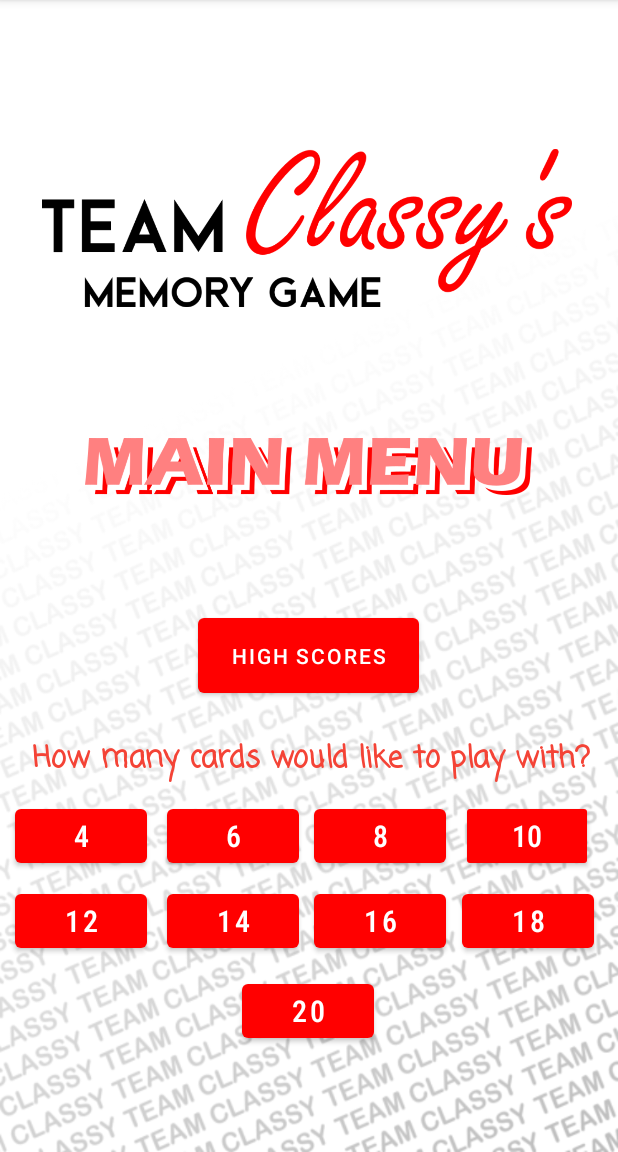
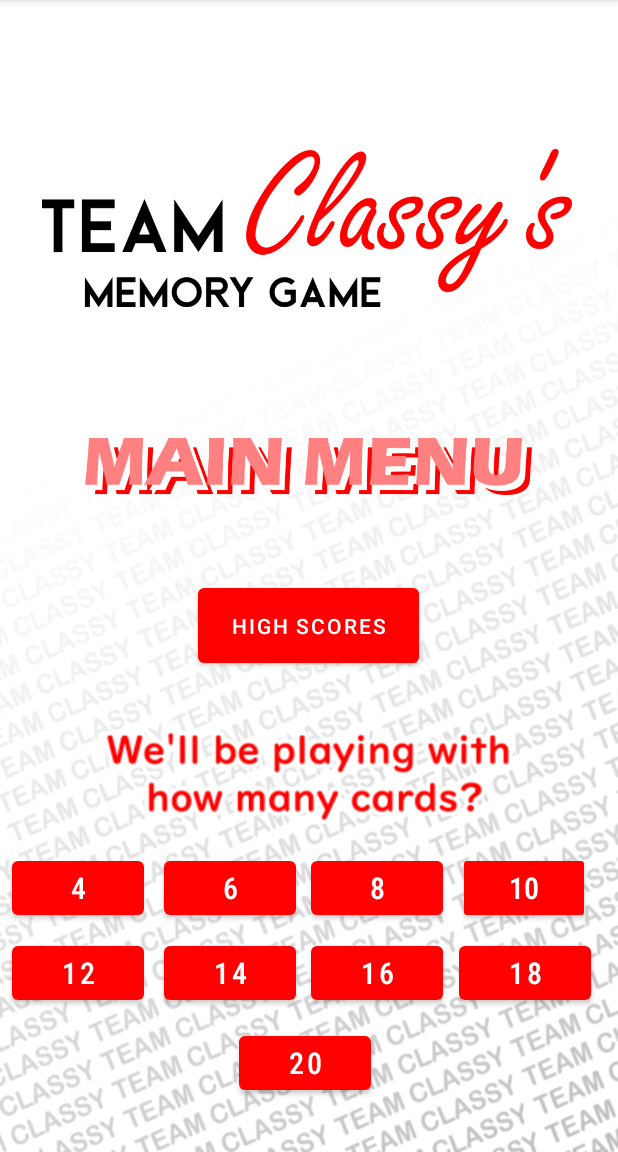
Before and after one commit to ShaneBaxter831/CS2450_AndroidMemoryGame, an Android app: the screen it shows after launch (MainActivity), on a phone screen of 412 x 824 dp, the part 84-1236 px from its top. Run offline under Robolectric (Android 15) with nearby library versions, the phone set to English and light mode, and no system bars.

Commit message:
Replaced main menu question with a .png matching the style of the game. Also fixed the location of buttons that were pushed off screen when I put in new image assets.

```diff
--- a/MyApplication/app/src/main/res/layout-land/activity_main.xml
+++ b/MyApplication/app/src/main/res/layout-land/activity_main.xml
@@ -13,29 +13,11 @@
         android:layout_height="70dp"
         app:layout_constraintBottom_toBottomOf="parent"
         app:layout_constraintEnd_toEndOf="parent"
-        app:layout_constraintHorizontal_bias="0.092"
+        app:layout_constraintHorizontal_bias="0.069"
         app:layout_constraintStart_toStartOf="parent"
         app:layout_constraintTop_toTopOf="parent"
-        app:layout_constraintVertical_bias="0.114"
+        app:layout_constraintVertical_bias="0.046"
         app:srcCompat="@drawable/mainmenu" />
-
-    <TextView
-        android:id="@+id/startText"
-        android:layout_width="394dp"
-        android:layout_height="50dp"
-        android:fontFamily="casual"
-        android:text="@string/cards_select"
-        android:textAlignment="center"
-        android:textAppearance="@style/TextAppearance.AppCompat.Large"
-        android:textColor="#F44336"
-        android:textSize="20sp"
-        android:textStyle="bold"
-        app:layout_constraintBottom_toBottomOf="parent"
-        app:layout_constraintEnd_toEndOf="parent"
-        app:layout_constraintHorizontal_bias="0.032"
-        app:layout_constraintStart_toStartOf="parent"
-        app:layout_constraintTop_toTopOf="parent"
-        app:layout_constraintVertical_bias="0.396" />
 
     <Button
         android:id="@+id/twentyCards"
@@ -98,12 +80,14 @@
         android:layout_width="wrap_content"
         android:layout_height="wrap_content"
         android:layout_marginStart="16dp"
-        android:layout_marginTop="8dp"
+        android:layout_marginTop="20dp"
         android:fontFamily="sans-serif-condensed-medium"
         android:text="@string/_4"
         android:textSize="20sp"
+        app:layout_constraintBottom_toBottomOf="parent"
         app:layout_constraintStart_toStartOf="parent"
-        app:layout_constraintTop_toBottomOf="@+id/startText" />
+        app:layout_constraintTop_toBottomOf="@+id/imageView4"
+        app:layout_constraintVertical_bias="0.0" />
 
     <Button
         android:id="@+id/eighteenCards"
@@ -142,12 +126,12 @@
         android:id="@+id/toHighScores"
         android:layout_width="147dp"
         android:layout_height="62dp"
-        android:layout_marginTop="332dp"
+        android:layout_marginTop="112dp"
         android:text="High Scores"
         app:layout_constraintEnd_toEndOf="parent"
-        app:layout_constraintHorizontal_bias="0.882"
-        app:layout_constraintStart_toEndOf="@+id/imageView"
-        app:layout_constraintTop_toTopOf="parent" />
+        app:layout_constraintHorizontal_bias="0.91"
+        app:layout_constraintStart_toEndOf="@+id/twentyCards"
+        app:layout_constraintTop_toBottomOf="@+id/imageView2" />
 
     <ImageView
         android:id="@+id/imageView2"
@@ -159,4 +143,15 @@
         app:layout_constraintTop_toTopOf="parent"
         app:srcCompat="@drawable/memorygameteamclassy" />
 
+    <ImageView
+        android:id="@+id/imageView4"
+        android:layout_width="282dp"
+        android:layout_height="61dp"
+        android:layout_marginTop="4dp"
+        app:layout_constraintEnd_toEndOf="@+id/imageView"
+        app:layout_constraintHorizontal_bias="0.437"
+        app:layout_constraintStart_toStartOf="@+id/imageView"
+        app:layout_constraintTop_toBottomOf="@+id/imageView"
+        app:srcCompat="@drawable/playcardsquestion" />
+
 </androidx.constraintlayout.widget.ConstraintLayout>
--- a/MyApplication/app/src/main/res/layout/activity_main.xml
+++ b/MyApplication/app/src/main/res/layout/activity_main.xml
@@ -7,23 +7,19 @@
     android:background="@drawable/classybackground"
     tools:context=".MainActivity">
 
-    <TextView
-        android:id="@+id/startText"
-        android:layout_width="394dp"
-        android:layout_height="50dp"
-        android:fontFamily="casual"
-        android:text="@string/cards_select"
-        android:textAlignment="center"
-        android:textAppearance="@style/TextAppearance.AppCompat.Large"
-        android:textColor="#F44336"
+    <Button
+        android:id="@+id/fourCards"
+        android:layout_width="wrap_content"
+        android:layout_height="wrap_content"
+        android:fontFamily="sans-serif-condensed-medium"
+        android:text="@string/_4"
         android:textSize="20sp"
-        android:textStyle="bold"
         app:layout_constraintBottom_toBottomOf="parent"
         app:layout_constraintEnd_toEndOf="parent"
-        app:layout_constraintHorizontal_bias="0.588"
+        app:layout_constraintHorizontal_bias="0.024"
         app:layout_constraintStart_toStartOf="parent"
         app:layout_constraintTop_toTopOf="parent"
-        app:layout_constraintVertical_bias="0.683" />
+        app:layout_constraintVertical_bias="0.789" />
 
     <Button
         android:id="@+id/twentyCards"
@@ -34,10 +30,10 @@
         android:textSize="20sp"
         app:layout_constraintBottom_toBottomOf="parent"
         app:layout_constraintEnd_toEndOf="parent"
-        app:layout_constraintHorizontal_bias="0.498"
+        app:layout_constraintHorizontal_bias="0.492"
         app:layout_constraintStart_toStartOf="parent"
         app:layout_constraintTop_toTopOf="parent"
-        app:layout_constraintVertical_bias="0.903" />
+        app:layout_constraintVertical_bias="0.951" />
 
     <Button
         android:id="@+id/fourteenCards"
@@ -48,10 +44,10 @@
         android:textSize="20sp"
         app:layout_constraintBottom_toBottomOf="parent"
         app:layout_constraintEnd_toEndOf="parent"
-        app:layout_constraintHorizontal_bias="0.343"
+        app:layout_constraintHorizontal_bias="0.337"
         app:layout_constraintStart_toStartOf="parent"
         app:layout_constraintTop_toTopOf="parent"
-        app:layout_constraintVertical_bias="0.819" />
+        app:layout_constraintVertical_bias="0.868" />
 
     <Button
         android:id="@+id/twelveCards"
@@ -62,10 +58,10 @@
         android:textSize="20sp"
         app:layout_constraintBottom_toBottomOf="parent"
         app:layout_constraintEnd_toEndOf="parent"
-        app:layout_constraintHorizontal_bias="0.03"
+        app:layout_constraintHorizontal_bias="0.024"
         app:layout_constraintStart_toStartOf="parent"
         app:layout_constraintTop_toTopOf="parent"
-        app:layout_constraintVertical_bias="0.819" />
+        app:layout_constraintVertical_bias="0.868" />
 
     <Button
         android:id="@+id/tenCards"
@@ -77,10 +73,10 @@
         android:textSize="20sp"
         app:layout_constraintBottom_toBottomOf="parent"
         app:layout_constraintEnd_toEndOf="parent"
-        app:layout_constraintHorizontal_bias="0.384"
+        app:layout_constraintHorizontal_bias="0.357"
         app:layout_constraintStart_toEndOf="@+id/eightCards"
         app:layout_constraintTop_toTopOf="parent"
-        app:layout_constraintVertical_bias="0.741" />
+        app:layout_constraintVertical_bias="0.789" />
 
     <Button
         android:id="@+id/eightCards"
@@ -91,24 +87,49 @@
         android:textSize="20sp"
         app:layout_constraintBottom_toBottomOf="parent"
         app:layout_constraintEnd_toEndOf="parent"
-        app:layout_constraintHorizontal_bias="0.647"
+        app:layout_constraintHorizontal_bias="0.64"
         app:layout_constraintStart_toStartOf="parent"
         app:layout_constraintTop_toTopOf="parent"
-        app:layout_constraintVertical_bias="0.741" />
+        app:layout_constraintVertical_bias="0.789" />
 
     <Button
-        android:id="@+id/fourCards"
+        android:id="@+id/sixCards"
         android:layout_width="wrap_content"
         android:layout_height="wrap_content"
         android:fontFamily="sans-serif-condensed-medium"
-        android:text="@string/_4"
+        android:text="@string/_6"
         android:textSize="20sp"
         app:layout_constraintBottom_toBottomOf="parent"
         app:layout_constraintEnd_toEndOf="parent"
-        app:layout_constraintHorizontal_bias="0.03"
+        app:layout_constraintHorizontal_bias="0.337"
         app:layout_constraintStart_toStartOf="parent"
         app:layout_constraintTop_toTopOf="parent"
-        app:layout_constraintVertical_bias="0.741" />
+        app:layout_constraintVertical_bias="0.789" />
+
+    <Button
+        android:id="@+id/sixteenCards"
+        android:layout_width="wrap_content"
+        android:layout_height="wrap_content"
+        android:fontFamily="sans-serif-condensed-medium"
+        android:text="@string/_16"
+        android:textSize="20sp"
+        app:layout_constraintBottom_toBottomOf="parent"
+        app:layout_constraintEnd_toEndOf="parent"
+        app:layout_constraintHorizontal_bias="0.64"
+        app:layout_constraintStart_toStartOf="parent"
+        app:layout_constraintTop_toTopOf="parent"
+        app:layout_constraintVertical_bias="0.868" />
+
+    <ImageView
+        android:id="@+id/imageView6"
+        android:layout_width="275dp"
+        android:layout_height="66dp"
+        app:layout_constraintBottom_toTopOf="@+id/eightCards"
+        app:layout_constraintEnd_toEndOf="parent"
+        app:layout_constraintStart_toStartOf="parent"
+        app:layout_constraintTop_toBottomOf="@+id/toHighScores"
+        app:layout_constraintVertical_bias="0.677"
+        app:srcCompat="@drawable/playcardsquestion" />
 
     <Button
         android:id="@+id/eighteenCards"
@@ -119,45 +140,17 @@
         android:textSize="20sp"
         app:layout_constraintBottom_toBottomOf="parent"
         app:layout_constraintEnd_toEndOf="parent"
-        app:layout_constraintHorizontal_bias="0.95"
+        app:layout_constraintHorizontal_bias="0.944"
         app:layout_constraintStart_toStartOf="parent"
         app:layout_constraintTop_toTopOf="parent"
-        app:layout_constraintVertical_bias="0.819" />
-
-    <Button
-        android:id="@+id/sixCards"
-        android:layout_width="wrap_content"
-        android:layout_height="wrap_content"
-        android:fontFamily="sans-serif-condensed-medium"
-        android:text="@string/_6"
-        android:textSize="20sp"
-        app:layout_constraintBottom_toBottomOf="parent"
-        app:layout_constraintEnd_toEndOf="parent"
-        app:layout_constraintHorizontal_bias="0.343"
-        app:layout_constraintStart_toStartOf="parent"
-        app:layout_constraintTop_toTopOf="parent"
-        app:layout_constraintVertical_bias="0.741" />
-
-    <Button
-        android:id="@+id/sixteenCards"
-        android:layout_width="wrap_content"
-        android:layout_height="wrap_content"
-        android:fontFamily="sans-serif-condensed-medium"
-        android:text="@string/_16"
-        android:textSize="20sp"
-        app:layout_constraintBottom_toBottomOf="parent"
-        app:layout_constraintEnd_toEndOf="parent"
-        app:layout_constraintHorizontal_bias="0.647"
-        app:layout_constraintStart_toStartOf="parent"
-        app:layout_constraintTop_toTopOf="parent"
-        app:layout_constraintVertical_bias="0.819" />
+        app:layout_constraintVertical_bias="0.868" />
 
     <Button
         android:id="@+id/toHighScores"
         android:layout_width="147dp"
         android:layout_height="62dp"
         android:layout_marginStart="132dp"
-        android:layout_marginTop="60dp"
+        android:layout_marginTop="40dp"
         android:text="High Scores"
         app:layout_constraintStart_toStartOf="parent"
         app:layout_constraintTop_toBottomOf="@+id/imageView3" />
```
Also changed, not shown: MyApplication/app/src/main/res/drawable/playcardsquestion.png (added).
